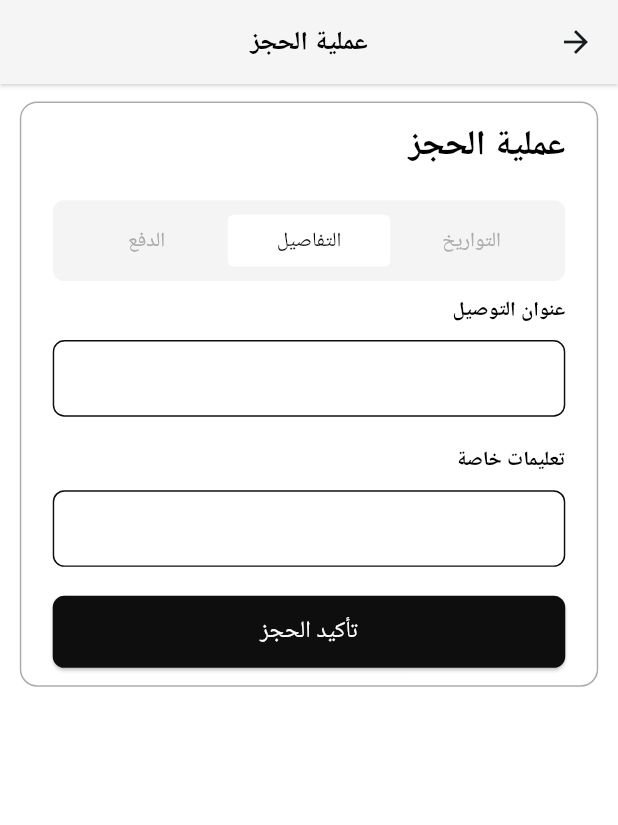
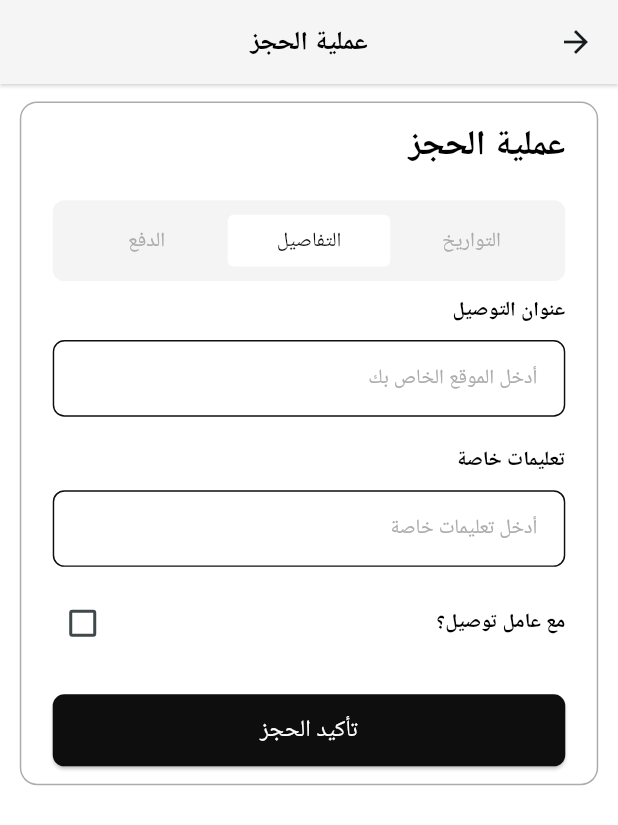
Before and after one commit to 0Ahmad0/tools_to_go_app, a Flutter app: the BookingToolScreen screen opened by its route, after a tap on "التفاصيل", on a phone screen of 412 x 824 dp. Shown: the top 825 px of the screen. Run offline on Flutter 3.47's test engine with Material 3 defaults, Android fonts, the phone set to English and light mode, and no system bars; our stand-ins replace animate_do, carousel_slider, cloud_firestore, file_picker, firebase_auth, firebase_core and 11 more; accounts and stored records are empty; Roboto replaces fonts that are missing (Tajawal).

```diff
--- a/lib/app/features/booking_tool/widgets/book_description_screen_widget.dart
+++ b/lib/app/features/booking_tool/widgets/book_description_screen_widget.dart
@@ -1,25 +1,105 @@
 import 'package:flutter/cupertino.dart';
+import 'package:flutter/material.dart';
 import 'package:flutter_screenutil/flutter_screenutil.dart';
+import 'package:tools_to_go_app/app/features/booking_tool/widgets/select_order_taker_widget.dart';
 import 'package:tools_to_go_app/core/helpers/spacing.dart';
 import 'package:tools_to_go_app/core/utils/style_manager.dart';
 import 'package:tools_to_go_app/core/widgets/app_textfield.dart';
 
-class BookDescriptionScreenWidget extends StatelessWidget {
+import '../../../../core/utils/color_manager.dart';
+import '../../../../core/utils/string_manager.dart';
+import '../../auth/widgets/select_location_user_widget.dart';
+
+class BookDescriptionScreenWidget extends StatefulWidget {
   const BookDescriptionScreenWidget({super.key});
+
+  @override
+  State<BookDescriptionScreenWidget> createState() =>
+      _BookDescriptionScreenWidgetState();
+}
+
+class _BookDescriptionScreenWidgetState
+    extends State<BookDescriptionScreenWidget> {
+  bool withOrderTaker = false;
 
   @override
   Widget build(BuildContext context) {
     return Column(
       crossAxisAlignment: CrossAxisAlignment.start,
       children: [
-        Text('عنوان التوصيل',style: StyleManager.font14SemiBold(),),
+        Text(
+          'عنوان التوصيل',
+          style: StyleManager.font14SemiBold(),
+        ),
         verticalSpace(10.h),
-        AppTextField(),
+        AppTextField(
+          readOnly: true,
+          onTap: () {
+            showDialog(
+              barrierDismissible: true,
+              context: context,
+              builder: (context) => SelectLocationUserWidget(),
+            );
+          },
+          hintText: StringManager.enterYourLocationText,
+        ),
         verticalSpace(20.h),
-        Text('تعليمات خاصة',style: StyleManager.font14SemiBold(),),
+        Text(
+          'تعليمات خاصة',
+          style: StyleManager.font14SemiBold(),
+        ),
         verticalSpace(10.h),
-        AppTextField(),
-
+        AppTextField(
+          hintText: 'أدخل تعليمات خاصة',
+        ),
+        verticalSpace(10.h),
+        StatefulBuilder(builder: (context, orderTakerState) {
+          return Column(
+            children: [
+              CheckboxListTile(
+                  contentPadding: EdgeInsets.zero,
+                  value: withOrderTaker,
+                  title: Text(
+                    StringManager.withOrderTakerText,
+                    style: StyleManager.font14SemiBold(),
+                  ),
+                  onChanged: (value) {
+                    orderTakerState(() {
+                      withOrderTaker = value!;
+                    });
+                  }),
+              Visibility(
+                visible: withOrderTaker,
+                child: Column(
+                  crossAxisAlignment: CrossAxisAlignment.start,
+                  children: [
+                    Text(
+                      'عامل التوصيل',
+                      style: StyleManager.font14SemiBold(),
+                    ),
+                    verticalSpace(10.h),
+                    AppTextField(
+                      readOnly: true,
+                      onTap: () {
+                        showModalBottomSheet(
+                            isScrollControlled: true,
+                            showDragHandle: true,
+                            backgroundColor: ColorManager.whiteColor,
+                            shape: RoundedRectangleBorder(
+                                borderRadius: BorderRadius.vertical(
+                              top: Radius.circular(14.r),
+                            )),
+                            context: context,
+                            builder: (context) => SelectOrderTakerWidget());
+                      },
+                      hintText: 'اختر عامل التوصيل',
+                    ),
+                  ],
+                ),
+              )
+            ],
+          );
+        }),
       ],
     );
   }
--- a/lib/app/features/navbar/screens/customers_requests_screen.dart
+++ b/lib/app/features/navbar/screens/customers_requests_screen.dart
@@ -21,7 +21,7 @@ class CustomersRequestsScreen extends StatelessWidget {
                   text: StringManager.myCompletedOrdersText,
                 ),
                 Tab(
-                  text: StringManager.myCompletedOrdersText,
+                  text: StringManager.myCurrentRequestsText,
                 ),
               ],
             ),
--- a/lib/app/features/navbar/widgets/my_request_item_widget.dart
+++ b/lib/app/features/navbar/widgets/my_request_item_widget.dart
@@ -3,7 +3,6 @@ import 'package:flutter/material.dart';
 import 'package:flutter_screenutil/flutter_screenutil.dart';
 import 'package:intl/intl.dart';
 import 'package:tools_to_go_app/app/features/auth/controller/auth_controller.dart';
-import 'package:tools_to_go_app/app/features/owner_tools/tools_requests/widgets/select_order_taker_widget.dart';
 import 'package:tools_to_go_app/core/helpers/extensions.dart';
 import 'package:tools_to_go_app/core/helpers/spacing.dart';
 import 'package:tools_to_go_app/core/routing/routes.dart';
--- a/lib/core/utils/string_manager.dart
+++ b/lib/core/utils/string_manager.dart
@@ -30,6 +30,7 @@ class StringManager {
   static const String locationBookText = "موقع الحجز : ";
   static const String userLocationBookText = "موقع الحجز";
   static const String approvedRequestText = "قبول الطلب";
+  static const String areYouSureApprovedRequestText = "هل أنت متاكد من قبول الطلب ؟ ";
   static const String cancelRequestText = "رفض الطلب";
   static const String areYouSureCancelRequestText = "هل أنت متأكد من رفض الطلب ؟ ";
   static const String mapViewText = "المشاهدة على الخريطة";
@@ -40,6 +41,7 @@ class StringManager {
   static const String confirmLocationText = "تحديد";
   static const String deliveryProductText = "تسليم الطلب";
   static const String areYouSureDeliveredProductToCustomerText = "هل وصلت إلى عنوان العميل وقمت بتسليم الطلب ؟";
+  static const String withOrderTakerText = "مع عامل توصيل؟";
 
 
 
```
Also changed, not shown: lib/app/features/auth/widgets/signup_screen_widget.dart (+0 -22 lines), lib/app/features/owner_tools/tools_requests/widgets/owner_tools_requests_widget.dart (+12 -14 lines), lib/app/features/booking_tool/widgets/select_order_taker_widget.dart (renamed from lib/app/features/owner_tools/tools_requests/widgets/select_order_taker_widget.dart).
